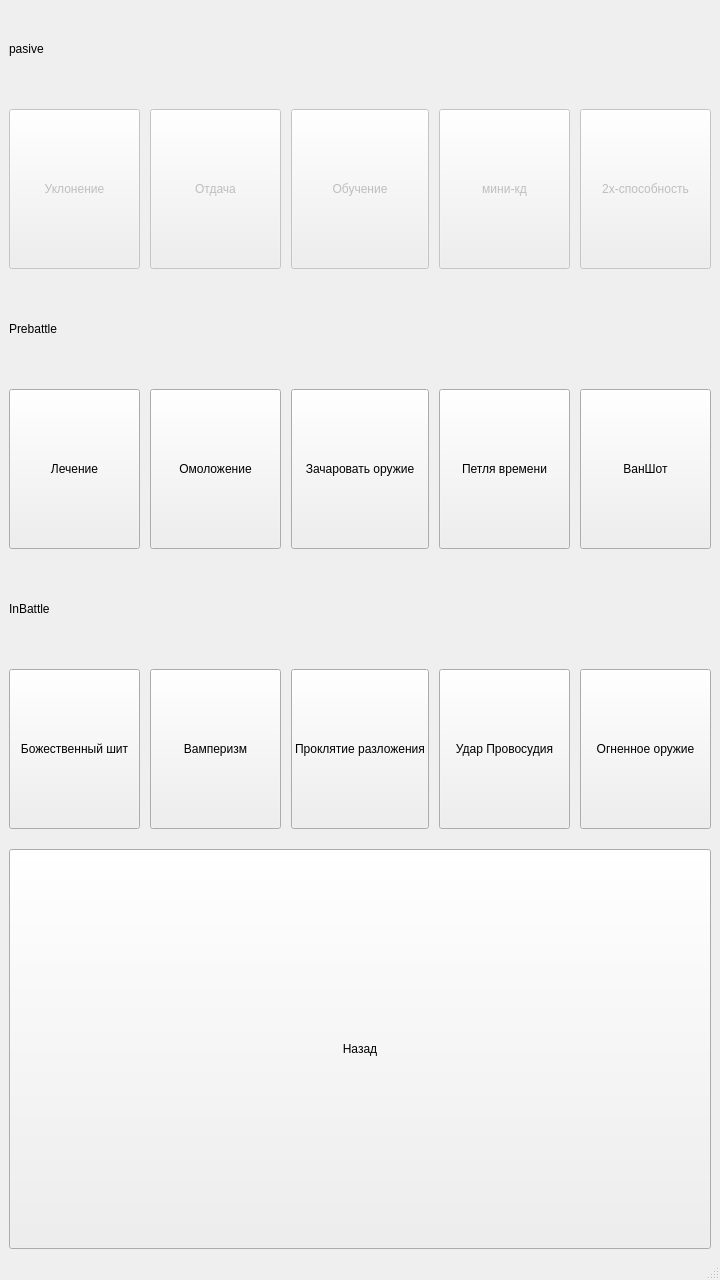
nladia/MyGame, file ability.ui: the form before one commit.
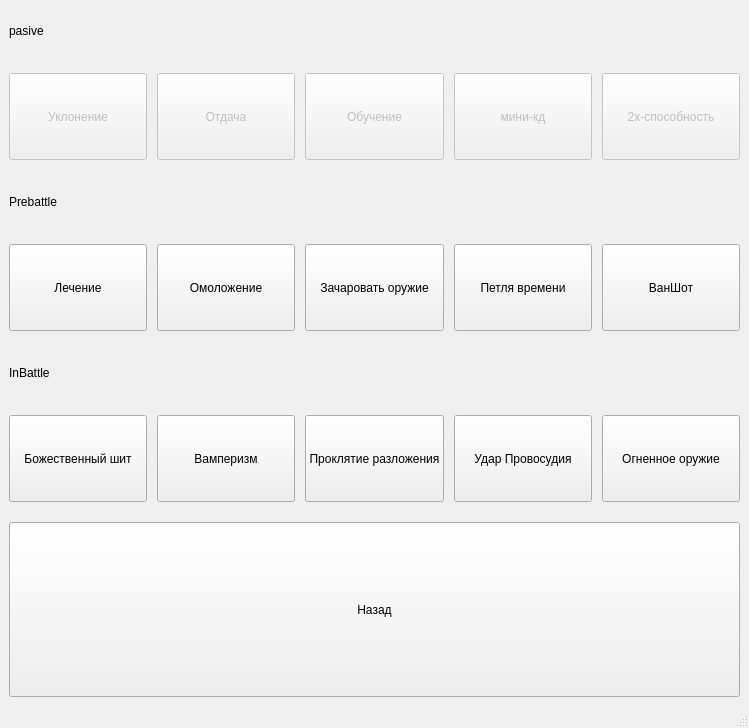
The form after the commit.

```diff
--- a/ability.ui
+++ b/ability.ui
@@ -6,23 +6,29 @@
    <rect>
     <x>0</x>
     <y>0</y>
-    <width>720</width>
-    <height>1280</height>
+    <width>749</width>
+    <height>728</height>
    </rect>
   </property>
+  <property name="sizePolicy">
+   <sizepolicy hsizetype="Preferred" vsizetype="Preferred">
+    <horstretch>0</horstretch>
+    <verstretch>0</verstretch>
+   </sizepolicy>
+  </property>
   <property name="windowTitle">
    <string>MainWindow</string>
   </property>
   <widget class="QWidget" name="centralwidget">
-   <layout class="QGridLayout" name="gridLayout" rowstretch="1,2,1,2,1,2,5">
+   <layout class="QGridLayout" name="gridLayout" rowstretch="1,2,1,2,1,2,4" columnstretch="1,1,1,1,1">
     <property name="horizontalSpacing">
      <number>10</number>
     </property>
     <property name="verticalSpacing">
      <number>20</number>
     </property>
-    <item row="3" column="2">
-     <widget class="QPushButton" name="b8">
+    <item row="3" column="4">
+     <widget class="QPushButton" name="b10">
       <property name="sizePolicy">
        <sizepolicy hsizetype="Minimum" vsizetype="Minimum">
         <horstretch>0</horstretch>
@@ -30,7 +36,7 @@
        </sizepolicy>
       </property>
       <property name="text">
-       <string>Зачаровать оружие</string>
+       <string>ВанШот</string>
       </property>
      </widget>
     </item>
@@ -60,8 +66,8 @@
       </property>
      </widget>
     </item>
-    <item row="3" column="4">
-     <widget class="QPushButton" name="b10">
+    <item row="3" column="2">
+     <widget class="QPushButton" name="b8">
       <property name="sizePolicy">
        <sizepolicy hsizetype="Minimum" vsizetype="Minimum">
         <horstretch>0</horstretch>
@@ -69,7 +75,7 @@
        </sizepolicy>
       </property>
       <property name="text">
-       <string>ВанШот</string>
+       <string>Зачаровать оружие</string>
       </property>
      </widget>
     </item>
@@ -92,32 +98,6 @@
       </property>
      </widget>
     </item>
-    <item row="5" column="3">
-     <widget class="QPushButton" name="b14">
-      <property name="sizePolicy">
-       <sizepolicy hsizetype="Minimum" vsizetype="Minimum">
-        <horstretch>0</horstretch>
-        <verstretch>0</verstretch>
-       </sizepolicy>
-      </property>
-      <property name="text">
-       <string>Удар Провосудия</string>
-      </property>
-     </widget>
-    </item>
-    <item row="5" column="4">
-     <widget class="QPushButton" name="b15">
-      <property name="sizePolicy">
-       <sizepolicy hsizetype="Minimum" vsizetype="Minimum">
-        <horstretch>0</horstretch>
-        <verstretch>0</verstretch>
-       </sizepolicy>
-      </property>
-      <property name="text">
-       <string>Огненное оружие</string>
-      </property>
-     </widget>
-    </item>
     <item row="0" column="0" colspan="5">
      <widget class="QLabel" name="label">
       <property name="text">
@@ -125,6 +105,19 @@
       </property>
      </widget>
     </item>
+    <item row="5" column="3">
+     <widget class="QPushButton" name="b14">
+      <property name="sizePolicy">
+       <sizepolicy hsizetype="Minimum" vsizetype="Minimum">
+        <horstretch>0</horstretch>
+        <verstretch>0</verstretch>
+       </sizepolicy>
+      </property>
+      <property name="text">
+       <string>Удар Провосудия</string>
+      </property>
+     </widget>
+    </item>
     <item row="2" column="0" colspan="5">
      <widget class="QLabel" name="label_2">
       <property name="text">
@@ -132,11 +125,8 @@
       </property>
      </widget>
     </item>
-    <item row="1" column="1">
-     <widget class="QPushButton" name="b2">
-      <property name="enabled">
-       <bool>false</bool>
-      </property>
+    <item row="5" column="4">
+     <widget class="QPushButton" name="b15">
       <property name="sizePolicy">
        <sizepolicy hsizetype="Minimum" vsizetype="Minimum">
         <horstretch>0</horstretch>
@@ -144,7 +134,7 @@
        </sizepolicy>
       </property>
       <property name="text">
-       <string>Отдача</string>
+       <string>Огненное оружие</string>
       </property>
      </widget>
     </item>
@@ -212,8 +202,11 @@
       </property>
      </widget>
     </item>
-    <item row="5" column="0">
-     <widget class="QPushButton" name="b11">
+    <item row="1" column="1">
+     <widget class="QPushButton" name="b2">
+      <property name="enabled">
+       <bool>false</bool>
+      </property>
       <property name="sizePolicy">
        <sizepolicy hsizetype="Minimum" vsizetype="Minimum">
         <horstretch>0</horstretch>
@@ -221,7 +214,20 @@
        </sizepolicy>
       </property>
       <property name="text">
-       <string>Божественный шит</string>
+       <string>Отдача</string>
+      </property>
+     </widget>
+    </item>
+    <item row="6" column="0" colspan="5">
+     <widget class="QPushButton" name="pushButton_16">
+      <property name="sizePolicy">
+       <sizepolicy hsizetype="Minimum" vsizetype="Minimum">
+        <horstretch>0</horstretch>
+        <verstretch>0</verstretch>
+       </sizepolicy>
+      </property>
+      <property name="text">
+       <string>Назад</string>
       </property>
      </widget>
     </item>
@@ -238,13 +244,6 @@
       </property>
      </widget>
     </item>
-    <item row="4" column="0" colspan="5">
-     <widget class="QLabel" name="label_3">
-      <property name="text">
-       <string>InBattle</string>
-      </property>
-     </widget>
-    </item>
     <item row="3" column="0">
      <widget class="QPushButton" name="b6">
       <property name="sizePolicy">
@@ -258,8 +257,8 @@
       </property>
      </widget>
     </item>
-    <item row="6" column="0" colspan="5">
-     <widget class="QPushButton" name="pushButton_16">
+    <item row="5" column="0">
+     <widget class="QPushButton" name="b11">
       <property name="sizePolicy">
        <sizepolicy hsizetype="Minimum" vsizetype="Minimum">
         <horstretch>0</horstretch>
@@ -267,7 +266,20 @@
        </sizepolicy>
       </property>
       <property name="text">
-       <string>Назад</string>
+       <string>Божественный шит</string>
+      </property>
+     </widget>
+    </item>
+    <item row="4" column="0" colspan="5">
+     <widget class="QLabel" name="label_3">
+      <property name="sizePolicy">
+       <sizepolicy hsizetype="Minimum" vsizetype="Minimum">
+        <horstretch>0</horstretch>
+        <verstretch>0</verstretch>
+       </sizepolicy>
+      </property>
+      <property name="text">
+       <string>InBattle</string>
       </property>
      </widget>
     </item>
```
Left out of the diff: 2 changed lines with no effect on the pictures.
